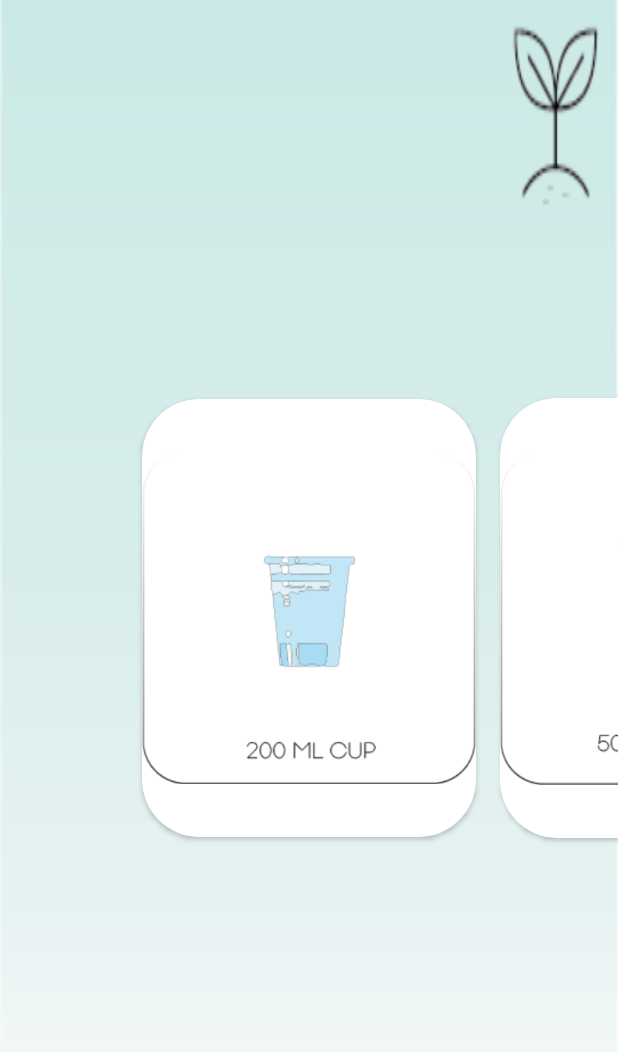
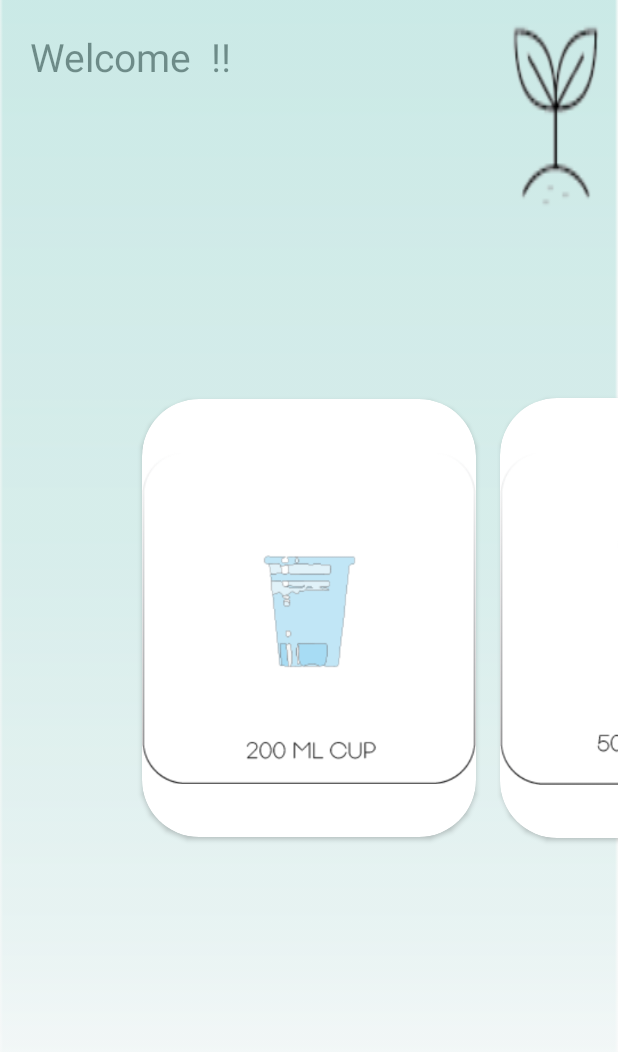
Before and after one commit to amit-schwartz-u/UX-Water-App-Project, an Android app: the screen it shows after launch (CupsActivity), after a tap on "SUBMIT", on a phone screen of 412 x 824 dp. Shown: the top 1052 px of the screen. Run offline under Robolectric (Android 15) with nearby library versions, the light colour scheme and no system bars; 2 other taps on this screen came first.

Commit message:
remember name

```diff
--- a/app/src/main/java/com/example/wateryourself/CupsActivity.java
+++ b/app/src/main/java/com/example/wateryourself/CupsActivity.java
@@ -4,11 +4,15 @@ import androidx.appcompat.app.AppCompatActivity;
 import androidx.viewpager.widget.ViewPager;
 
 import android.animation.ArgbEvaluator;
+import android.content.Context;
+import android.content.Intent;
+import android.content.SharedPreferences;
 import android.graphics.drawable.Drawable;
 import android.os.Build;
 import android.os.Bundle;
 import android.view.View;
 import android.widget.ImageView;
+import android.widget.TextView;
 import android.widget.Toast;
 
 import java.util.ArrayList;
@@ -16,21 +20,49 @@ import java.util.List;
 
 public class CupsActivity extends AppCompatActivity {
 
+    private static final String NAME_STR = "STRING OF USERNAME";
     ViewPager viewPager;
     Adapter adapter;
     Drawable[] backgrounds = null;
     ArgbEvaluator argbEvaluator = new ArgbEvaluator();
     List<Model> models;
 
+    String mName;
     int currentImage = 0;
-    int[] counters = {0,0,0,0};
+    int[] counters = {0, 0, 0, 0};
     int currentAmount = 0; //todo:extract from JSON
+
+
+    // Shared preferences object
+    private SharedPreferences mPreferences;
+
+    // Name of shared preferences file
+    private String waterYourselfFile =
+            "com.example.android.waterYourselfprefs";
 
 
     @Override
     protected void onCreate(Bundle savedInstanceState) {
         super.onCreate(savedInstanceState);
         setContentView(R.layout.activity_cups);
+        Intent intent = getIntent();
+        if (intent.getStringExtra(MainActivity.FROM_MAIN).equals("LOGIN")) {
+            mName = intent.getStringExtra(LoginActivity.EXTRA_MESSAGE);
+
+            final SharedPreferences reader = getApplicationContext().getSharedPreferences(waterYourselfFile, Context.MODE_PRIVATE);
+            final SharedPreferences.Editor preferencesEditor = reader.edit();
+//            SharedPreferences.Editor preferencesEditor = mPreferences.edit();
+            preferencesEditor.putString(NAME_STR, mName);
+            preferencesEditor.apply();
+        } else {
+
+            mPreferences = getSharedPreferences(waterYourselfFile, MODE_PRIVATE);
+            mName =mPreferences.getString(NAME_STR,mName);
+
+        }
+        TextView textView = findViewById(R.id.tv_hello_name);
+        textView.setText(String.format("Welcome %s !!", mName));
+
 
         models = new ArrayList<>();
         models.add(new Model(R.drawable.cup200));
@@ -63,7 +95,7 @@ public class CupsActivity extends AppCompatActivity {
                 } else {
 //                    viewPager.setBackgroundColor(colors[colors.length - 1]);
                     if (Build.VERSION.SDK_INT >= Build.VERSION_CODES.JELLY_BEAN) {
-                        viewPager.setBackground(backgrounds[backgrounds.length-1]);
+                        viewPager.setBackground(backgrounds[backgrounds.length - 1]);
                     }
                 }
                 currentImage = position;
@@ -89,7 +121,7 @@ public class CupsActivity extends AppCompatActivity {
 //        Drawable image = im.getDrawable();
         counters[currentImage]++;
         Toast toast = Toast.makeText(getApplicationContext(),
-                String.valueOf(counters[currentImage]),Toast.LENGTH_SHORT);
+                String.valueOf(counters[currentImage]), Toast.LENGTH_SHORT);
         toast.show();
     }
 }
--- a/app/src/main/java/com/example/wateryourself/LoginActivity.java
+++ b/app/src/main/java/com/example/wateryourself/LoginActivity.java
@@ -20,10 +20,17 @@ import java.io.Writer;
 
 public class LoginActivity extends AppCompatActivity {
 
+    private EditText mEnterNameEditText;
+
+    public static final String EXTRA_MESSAGE
+            = "com.example.android.WaterYourself.extra.MESSAGE";
+
     @Override
     protected void onCreate(Bundle savedInstanceState) {
         super.onCreate(savedInstanceState);
         setContentView(R.layout.activity_login);
+
+        mEnterNameEditText = (EditText)findViewById(R.id.et_enter_name);
     }
 
     public void onRadioButtonClicked(View view) {
@@ -31,12 +38,15 @@ public class LoginActivity extends AppCompatActivity {
     }
 
     public void launchCupsActivity(View view) {
-        writeToJsonFile();
+//        writeToJsonFile();  #todo add this
         final SharedPreferences reader = getApplicationContext().getSharedPreferences("my_preferences", Context.MODE_PRIVATE);
         final SharedPreferences.Editor editor = reader.edit();
         editor.putBoolean("is_first", false);
         editor.commit();
         Intent intent = new Intent(this, CupsActivity.class); //todo change this?
+        String name = mEnterNameEditText.getText().toString();
+        intent.putExtra(EXTRA_MESSAGE, name);
+        intent.putExtra(MainActivity.FROM_MAIN,"LOGIN");
         startActivityForResult(intent, MainActivity.TEXT_REQUEST);
     }
 
--- a/app/src/main/java/com/example/wateryourself/MainActivity.java
+++ b/app/src/main/java/com/example/wateryourself/MainActivity.java
@@ -12,6 +12,7 @@ import android.view.View;
 
 public class MainActivity extends AppCompatActivity {
     public static final int TEXT_REQUEST = 1;
+    public static final String FROM_MAIN = "called from main" ;
 
     @Override
     protected void onCreate(Bundle savedInstanceState) {
@@ -33,6 +34,7 @@ public class MainActivity extends AppCompatActivity {
                     i = new Intent(MainActivity.this, LoginActivity.class);
                 } else {
                     i = new Intent(MainActivity.this, CupsActivity.class);
+                    i.putExtra(MainActivity.FROM_MAIN,"MAIN");
                 }
                 startActivity(i);
                 finish();
--- a/app/src/main/res/layout/activity_cups.xml
+++ b/app/src/main/res/layout/activity_cups.xml
@@ -7,6 +7,17 @@
     android:layout_height="match_parent"
     tools:context=".CupsActivity">
 
+
+    <TextView
+        android:id="@+id/tv_hello_name"
+        android:layout_width="wrap_content"
+        android:layout_height="wrap_content"
+        android:layout_alignParentStart="true"
+        android:layout_alignParentLeft="true"
+        android:layout_marginLeft="20dp"
+        android:layout_marginTop="20dp"
+        android:textSize="26sp"
+        android:visibility="visible" />
 
     <androidx.viewpager.widget.ViewPager
         android:id="@+id/viewPager"
```
